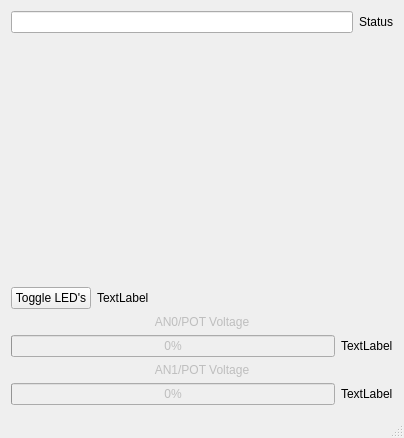
The window that bbbtelemetry.ui (pkRemi/BBBTelemetry) describes before a commit, drawn with Qt 5.
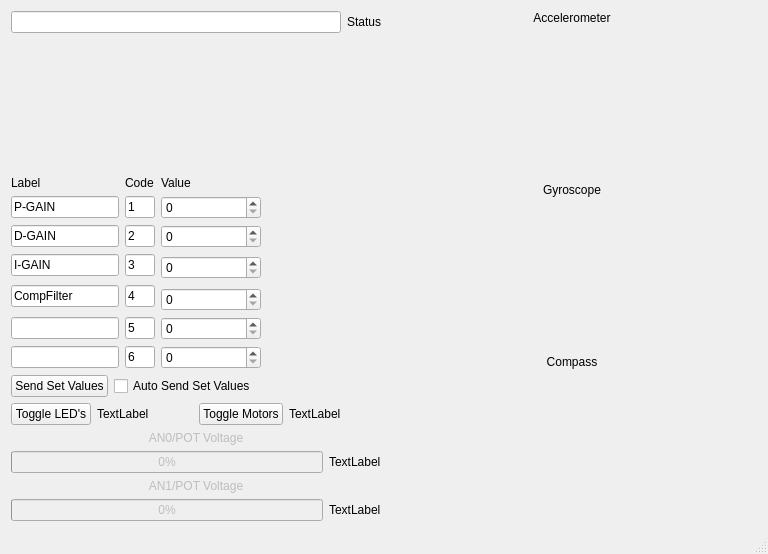
The same window after the commit. Custom widgets are drawn as their Qt base class.

Commit message: Changed GUI, sending enable motors

```diff
--- a/bbbtelemetry.ui
+++ b/bbbtelemetry.ui
@@ -6,8 +6,8 @@
    <rect>
     <x>0</x>
     <y>0</y>
-    <width>404</width>
-    <height>438</height>
+    <width>768</width>
+    <height>554</height>
    </rect>
   </property>
   <property name="sizePolicy">
@@ -20,6 +20,8 @@
    <string>BBBTelemetry</string>
   </property>
   <widget class="QWidget" name="centralWidget">
+   <layout class="QHBoxLayout" name="horizontalLayout_10">
+    <item>
    <layout class="QVBoxLayout" name="verticalLayout">
     <item>
      <layout class="QHBoxLayout" name="horizontalLayout_3">
@@ -50,6 +52,313 @@
      </widget>
     </item>
     <item>
+       <layout class="QHBoxLayout" name="horizontalLayout_8">
+        <item>
+         <layout class="QGridLayout" name="gridLayout">
+          <item row="6" column="0">
+           <widget class="QLineEdit" name="pLabel_5">
+            <property name="maximumSize">
+             <size>
+              <width>330</width>
+              <height>16777215</height>
+             </size>
+            </property>
+           </widget>
+          </item>
+          <item row="6" column="1">
+           <widget class="QLineEdit" name="pCode_5">
+            <property name="maximumSize">
+             <size>
+              <width>30</width>
+              <height>16777215</height>
+             </size>
+            </property>
+            <property name="text">
+             <string>5</string>
+            </property>
+           </widget>
+          </item>
+          <item row="6" column="2">
+           <widget class="QSpinBox" name="pValue_5">
+            <property name="minimumSize">
+             <size>
+              <width>100</width>
+              <height>0</height>
+             </size>
+            </property>
+           </widget>
+          </item>
+          <item row="2" column="0">
+           <widget class="QLineEdit" name="pLabel_2">
+            <property name="maximumSize">
+             <size>
+              <width>330</width>
+              <height>16777215</height>
+             </size>
+            </property>
+            <property name="text">
+             <string>D-GAIN</string>
+            </property>
+           </widget>
+          </item>
+          <item row="1" column="0">
+           <widget class="QLineEdit" name="pLabel_1">
+            <property name="maximumSize">
+             <size>
+              <width>330</width>
+              <height>16777215</height>
+             </size>
+            </property>
+            <property name="text">
+             <string>P-GAIN</string>
+            </property>
+           </widget>
+          </item>
+          <item row="4" column="1" rowspan="2">
+           <widget class="QLineEdit" name="pCode_4">
+            <property name="maximumSize">
+             <size>
+              <width>30</width>
+              <height>16777215</height>
+             </size>
+            </property>
+            <property name="text">
+             <string>4</string>
+            </property>
+           </widget>
+          </item>
+          <item row="0" column="0">
+           <widget class="QLabel" name="label_7">
+            <property name="maximumSize">
+             <size>
+              <width>330</width>
+              <height>16777215</height>
+             </size>
+            </property>
+            <property name="text">
+             <string>Label</string>
+            </property>
+           </widget>
+          </item>
+          <item row="0" column="1">
+           <widget class="QLabel" name="label_8">
+            <property name="maximumSize">
+             <size>
+              <width>30</width>
+              <height>16777215</height>
+             </size>
+            </property>
+            <property name="text">
+             <string>Code</string>
+            </property>
+           </widget>
+          </item>
+          <item row="7" column="0">
+           <widget class="QLineEdit" name="pLabel_6">
+            <property name="maximumSize">
+             <size>
+              <width>330</width>
+              <height>16777215</height>
+             </size>
+            </property>
+           </widget>
+          </item>
+          <item row="7" column="1">
+           <widget class="QLineEdit" name="pCode_6">
+            <property name="maximumSize">
+             <size>
+              <width>30</width>
+              <height>16777215</height>
+             </size>
+            </property>
+            <property name="text">
+             <string>6</string>
+            </property>
+           </widget>
+          </item>
+          <item row="7" column="2">
+           <widget class="QSpinBox" name="pValue_6">
+            <property name="minimumSize">
+             <size>
+              <width>100</width>
+              <height>0</height>
+             </size>
+            </property>
+           </widget>
+          </item>
+          <item row="4" column="0" rowspan="2">
+           <widget class="QLineEdit" name="pLabel_4">
+            <property name="maximumSize">
+             <size>
+              <width>330</width>
+              <height>16777215</height>
+             </size>
+            </property>
+            <property name="text">
+             <string>CompFilter</string>
+            </property>
+           </widget>
+          </item>
+          <item row="1" column="1">
+           <widget class="QLineEdit" name="pCode_1">
+            <property name="maximumSize">
+             <size>
+              <width>30</width>
+              <height>16777215</height>
+             </size>
+            </property>
+            <property name="text">
+             <string>1</string>
+            </property>
+           </widget>
+          </item>
+          <item row="1" column="2">
+           <widget class="QSpinBox" name="pValue_1">
+            <property name="minimumSize">
+             <size>
+              <width>100</width>
+              <height>0</height>
+             </size>
+            </property>
+           </widget>
+          </item>
+          <item row="3" column="0">
+           <widget class="QLineEdit" name="pLabel_3">
+            <property name="maximumSize">
+             <size>
+              <width>330</width>
+              <height>16777215</height>
+             </size>
+            </property>
+            <property name="text">
+             <string>I-GAIN</string>
+            </property>
+           </widget>
+          </item>
+          <item row="3" column="1">
+           <widget class="QLineEdit" name="pCode_3">
+            <property name="maximumSize">
+             <size>
+              <width>30</width>
+              <height>16777215</height>
+             </size>
+            </property>
+            <property name="text">
+             <string>3</string>
+            </property>
+           </widget>
+          </item>
+          <item row="0" column="2">
+           <widget class="QLabel" name="label_9">
+            <property name="minimumSize">
+             <size>
+              <width>100</width>
+              <height>0</height>
+             </size>
+            </property>
+            <property name="text">
+             <string>Value</string>
+            </property>
+           </widget>
+          </item>
+          <item row="3" column="2" rowspan="2">
+           <widget class="QSpinBox" name="pValue_3">
+            <property name="minimumSize">
+             <size>
+              <width>100</width>
+              <height>0</height>
+             </size>
+            </property>
+           </widget>
+          </item>
+          <item row="2" column="2">
+           <widget class="QSpinBox" name="pValue_2">
+            <property name="minimumSize">
+             <size>
+              <width>100</width>
+              <height>0</height>
+             </size>
+            </property>
+           </widget>
+          </item>
+          <item row="2" column="1">
+           <widget class="QLineEdit" name="pCode_2">
+            <property name="maximumSize">
+             <size>
+              <width>30</width>
+              <height>16777215</height>
+             </size>
+            </property>
+            <property name="text">
+             <string>2</string>
+            </property>
+           </widget>
+          </item>
+          <item row="5" column="2">
+           <widget class="QSpinBox" name="pValue_4">
+            <property name="minimumSize">
+             <size>
+              <width>100</width>
+              <height>0</height>
+             </size>
+            </property>
+           </widget>
+          </item>
+         </layout>
+        </item>
+        <item>
+         <spacer name="horizontalSpacer">
+          <property name="orientation">
+           <enum>Qt::Horizontal</enum>
+          </property>
+          <property name="sizeHint" stdset="0">
+           <size>
+            <width>40</width>
+            <height>20</height>
+           </size>
+          </property>
+         </spacer>
+        </item>
+       </layout>
+      </item>
+      <item>
+       <layout class="QHBoxLayout" name="horizontalLayout_9">
+        <item>
+         <layout class="QHBoxLayout" name="horizontalLayout_5">
+          <item>
+           <widget class="QPushButton" name="pushButtonSendValues">
+            <property name="text">
+             <string>Send Set Values</string>
+            </property>
+           </widget>
+          </item>
+          <item>
+           <widget class="QCheckBox" name="checkBoxSendValues">
+            <property name="text">
+             <string>Auto Send Set Values</string>
+            </property>
+           </widget>
+          </item>
+         </layout>
+        </item>
+        <item>
+         <spacer name="horizontalSpacer_2">
+          <property name="orientation">
+           <enum>Qt::Horizontal</enum>
+          </property>
+          <property name="sizeHint" stdset="0">
+           <size>
+            <width>40</width>
+            <height>20</height>
+           </size>
+          </property>
+         </spacer>
+        </item>
+       </layout>
+      </item>
+      <item>
+       <layout class="QHBoxLayout" name="horizontalLayout_7">
+        <item>
      <layout class="QHBoxLayout" name="horizontalLayout_2">
       <item>
        <widget class="QPushButton" name="pushButton">
@@ -74,6 +383,32 @@
      </layout>
     </item>
     <item>
+         <layout class="QHBoxLayout" name="horizontalLayout_6">
+          <item>
+           <widget class="QPushButton" name="pushButtonEnableMotors">
+            <property name="sizePolicy">
+             <sizepolicy hsizetype="Fixed" vsizetype="Fixed">
+              <horstretch>0</horstretch>
+              <verstretch>0</verstretch>
+             </sizepolicy>
+            </property>
+            <property name="text">
+             <string>Toggle Motors</string>
+            </property>
+           </widget>
+          </item>
+          <item>
+           <widget class="QLabel" name="labelMotorStatus">
+            <property name="text">
+             <string>TextLabel</string>
+            </property>
+           </widget>
+          </item>
+         </layout>
+        </item>
+       </layout>
+      </item>
+      <item>
      <widget class="QLabel" name="label_2">
       <property name="enabled">
        <bool>false</bool>
@@ -172,6 +507,99 @@
      </layout>
     </item>
    </layout>
+    </item>
+    <item>
+     <layout class="QVBoxLayout" name="verticalLayout_2">
+      <item>
+       <widget class="QLabel" name="label_4">
+        <property name="text">
+         <string>Accelerometer</string>
+        </property>
+        <property name="alignment">
+         <set>Qt::AlignCenter</set>
+        </property>
+       </widget>
+      </item>
+      <item>
+       <widget class="QCustomPlot" name="customPlotAccel" native="true">
+        <property name="sizePolicy">
+         <sizepolicy hsizetype="Expanding" vsizetype="Expanding">
+          <horstretch>0</horstretch>
+          <verstretch>0</verstretch>
+         </sizepolicy>
+        </property>
+       </widget>
+      </item>
+      <item>
+       <widget class="QLabel" name="label_5">
+        <property name="text">
+         <string>Gyroscope</string>
+        </property>
+        <property name="alignment">
+         <set>Qt::AlignCenter</set>
+        </property>
+       </widget>
+      </item>
+      <item>
+       <widget class="QCustomPlot" name="customPlotGyro" native="true">
+        <property name="sizePolicy">
+         <sizepolicy hsizetype="Expanding" vsizetype="Expanding">
+          <horstretch>0</horstretch>
+          <verstretch>0</verstretch>
+         </sizepolicy>
+        </property>
+       </widget>
+      </item>
+      <item>
+       <widget class="QLabel" name="label_6">
+        <property name="text">
+         <string>Compass</string>
+        </property>
+        <property name="alignment">
+         <set>Qt::AlignCenter</set>
+        </property>
+       </widget>
+      </item>
+      <item>
+       <widget class="QCustomPlot" name="customPlotCompass" native="true">
+        <property name="sizePolicy">
+         <sizepolicy hsizetype="Expanding" vsizetype="Expanding">
+          <horstretch>0</horstretch>
+          <verstretch>0</verstretch>
+         </sizepolicy>
+        </property>
+       </widget>
+      </item>
+     </layout>
+    </item>
+   </layout>
+   <zorder>progressBar_2</zorder>
+   <zorder>label_7</zorder>
+   <zorder>label_8</zorder>
+   <zorder>label_9</zorder>
+   <zorder>pLabel_2</zorder>
+   <zorder>pLabel_3</zorder>
+   <zorder>pLabel_4</zorder>
+   <zorder>pLabel_5</zorder>
+   <zorder>pLabel_6</zorder>
+   <zorder>pCode_1</zorder>
+   <zorder>pCode_2</zorder>
+   <zorder>pCode_3</zorder>
+   <zorder>pCode_4</zorder>
+   <zorder>pCode_5</zorder>
+   <zorder>pCode_6</zorder>
+   <zorder>pValue_1</zorder>
+   <zorder>pValue_2</zorder>
+   <zorder>pValue_3</zorder>
+   <zorder>pValue_4</zorder>
+   <zorder>pValue_5</zorder>
+   <zorder>pValue_6</zorder>
+   <zorder>pushButtonSendValues</zorder>
+   <zorder>checkBoxSendValues</zorder>
+   <zorder>pushButtonEnableMotors</zorder>
+   <zorder>labelMotorStatus</zorder>
+   <zorder>horizontalSpacer</zorder>
+   <zorder>horizontalSpacer_2</zorder>
   </widget>
   <widget class="QMenuBar" name="menuBar">
    <property name="geometry">
```
Left out of the diff: 2 changed lines with no effect on the pictures. Lines whose indentation alone changed are shown as unchanged. The commit also changes 4 other files.
